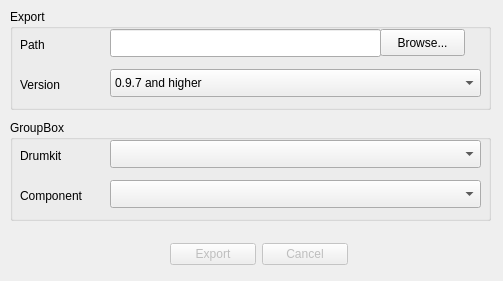
hydrogen-music/hydrogen, file src/gui/src/SoundLibrary/SoundLibraryExportDialog_UI.ui: the form before one commit.
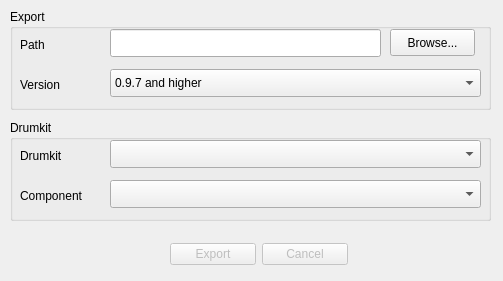
The form after the commit.

What changed in the file:
```diff
--- a/src/gui/src/SoundLibrary/SoundLibraryExportDialog_UI.ui
+++ b/src/gui/src/SoundLibrary/SoundLibraryExportDialog_UI.ui
@@ -23,7 +23,7 @@
     </rect>
    </property>
    <property name="title">
-    <string>GroupBox</string>
+    <string>Drumkit</string>
    </property>
    <widget class="QComboBox" name="drumkitList">
     <property name="geometry">
@@ -123,7 +123,7 @@
    <widget class="QPushButton" name="browseBtn">
     <property name="geometry">
      <rect>
-      <x>370</x>
+      <x>380</x>
       <y>20</y>
       <width>85</width>
       <height>27</height>
```
